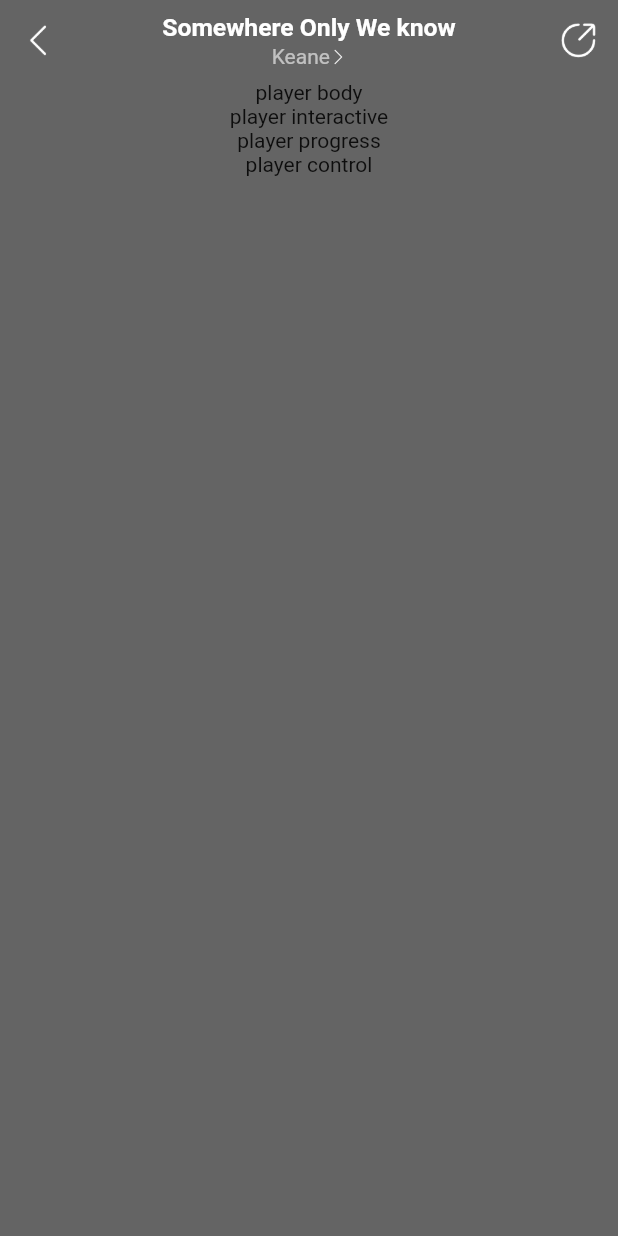
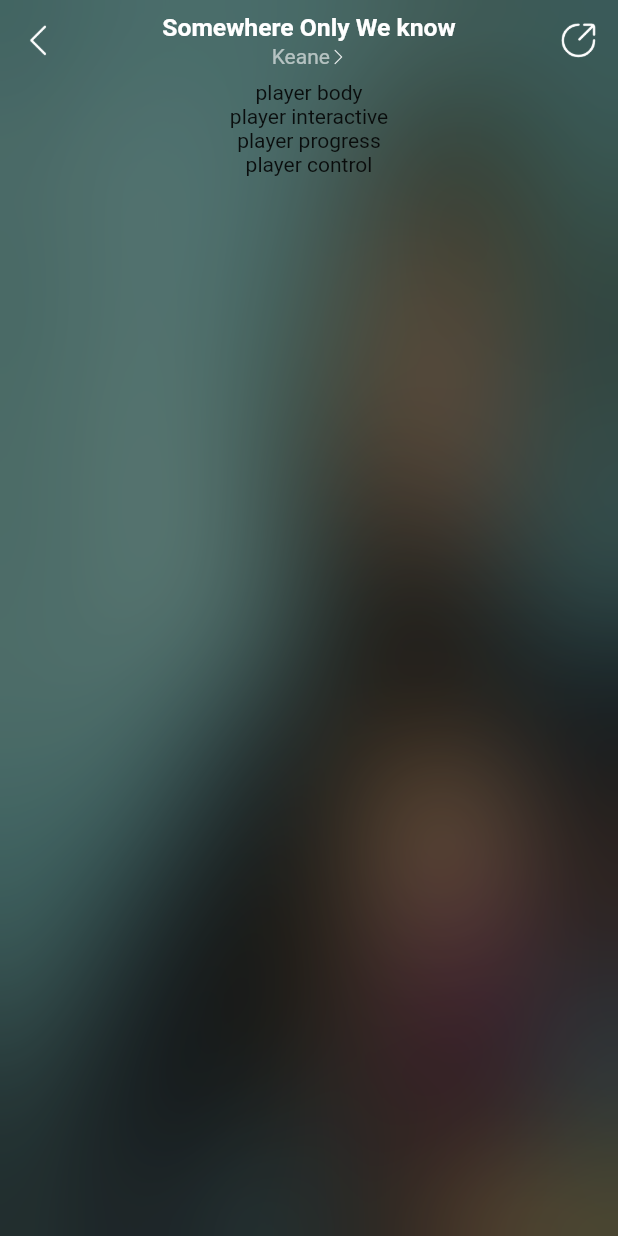
Before and after one commit to LoTwT/music_player, a Flutter app: the MusicPlayer screen opened directly with empty values, on a phone screen of 412 x 824 dp. Run offline on Flutter 3.47's test engine with Material 2 defaults, Android fonts, the phone set to English and light mode, and no system bars; our stand-ins replace audioplayers, carousel_slider, flutter_hooks.

Commit message:
player filter

```diff
--- a/lib/views/player/player.dart
+++ b/lib/views/player/player.dart
@@ -1,3 +1,4 @@
+import 'dart:ui';
 import 'package:flutter/material.dart';
 import 'package:music_player/utils/screen_utils.dart';
 import 'package:music_player/utils/system_utils.dart';
@@ -16,14 +17,26 @@
     final routeArgs = ModalRoute.of(context)?.settings.arguments as Map;
 
     return Scaffold(
-      body: Container(
+      body: Stack(
+        children: [
+          Image.asset(
+            "assets/tmp_cover_1.jpg",
+            height: screen.screenHeight,
+            fit: BoxFit.fill,
+          ),
+          Positioned.fill(
+            child: BackdropFilter(
+              filter: ImageFilter.blur(sigmaX: 50, sigmaY: 50),
+              child: Container(
+                color: Colors.black.withOpacity(0.2),
+              ),
+            ),
+          ),
+          Container(
             padding: EdgeInsets.only(
               top: screen.screenPaddingTop,
               left: screen.calc(24),
               right: screen.calc(24),
-        ),
-        decoration: BoxDecoration(
-          color: Color(0x99000000),
             ),
             child: Column(
               children: [
@@ -34,6 +47,8 @@
                 PlayerControl(),
               ],
             ),
+          )
+        ],
       ),
     );
   }
--- a/pubspec.yaml
+++ b/pubspec.yaml
@@ -70,3 +70,6 @@
     - assets/tmp_square_cover_1.png
     - assets/tmp_square_cover_2.png
     - assets/tmp_square_cover_3.png
+
+    - assets/player-arm.png
+    - assets/player-disc.png
```
Also changed, not shown: assets/player-arm.png (added), assets/player-disc.png (added), 2 other files. Lines whose indentation alone changed are shown as unchanged.
